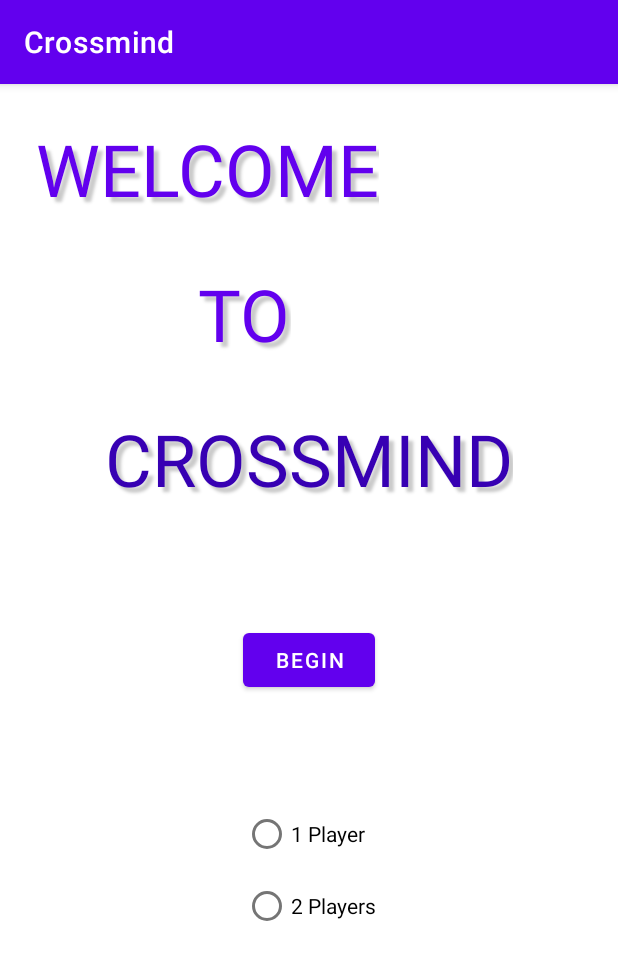
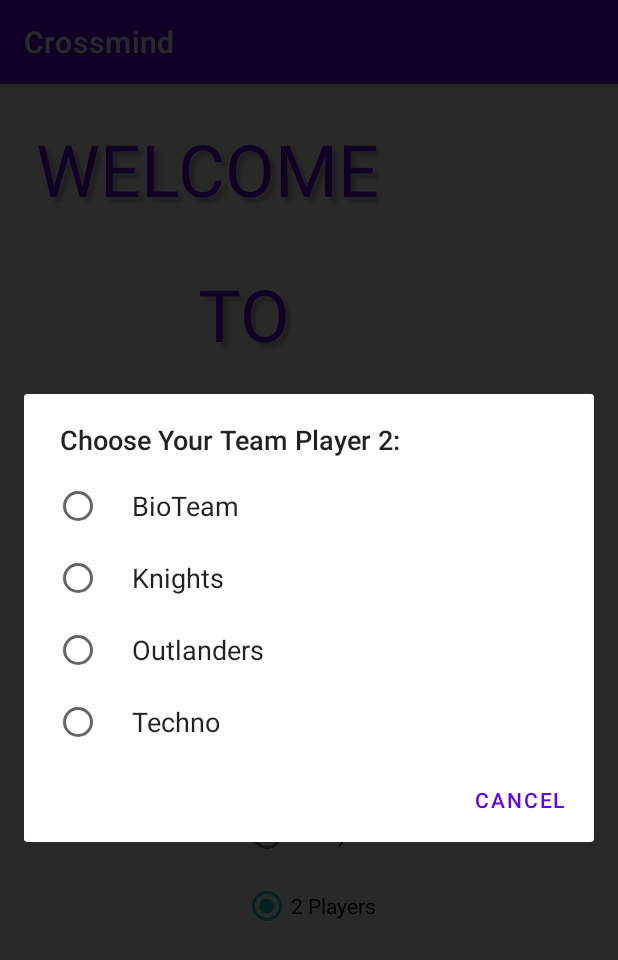
Before and after one commit to JgS0615/Crossmind_Official-Release, an Android app: the screen it shows after launch (MainActivity), after a tap on "BEGIN", on a phone screen of 412 x 824 dp. Shown: the top 960 px of the screen. Run offline under Robolectric (Android 15) with nearby library versions, the phone set to English and light mode, and no system bars.

Commit message:
updated (and pretty much finished) the main screen.

```diff
--- a/app/src/main/java/com/jonesclass/huangstasinos/crossmind/MainActivity.java
+++ b/app/src/main/java/com/jonesclass/huangstasinos/crossmind/MainActivity.java
@@ -1,28 +1,102 @@
 package com.jonesclass.huangstasinos.crossmind;
 
+import androidx.appcompat.app.AlertDialog;
 import androidx.appcompat.app.AppCompatActivity;
 
+import android.content.DialogInterface;
+import android.content.Intent;
 import android.os.Bundle;
+import android.util.Log;
 import android.view.View;
 import android.widget.Button;
+import android.widget.RadioButton;
+import android.widget.RadioGroup;
+import android.widget.Toast;
 
 public class MainActivity extends AppCompatActivity {
 
     Button startButton;
-
+    RadioButton onePlayerButton, twoPlayerButton;
+    AlertDialog.Builder dialogBuilder;
+    boolean twoPlayers = true;
+    final String TAG = "MainActivityTag";
+    String teamChoice;
 
     @Override
     protected void onCreate(Bundle savedInstanceState) {
         super.onCreate(savedInstanceState);
         setContentView(R.layout.activity_main);
 
+        onePlayerButton = findViewById(R.id.radioButton_onePlayer);
+        onePlayerButton.setOnClickListener(new View.OnClickListener() {
+            @Override
+            public void onClick(View v) {
+                twoPlayers = false;
+            }
+        });
+        twoPlayerButton = findViewById(R.id.radioButton_twoPlayers);
+        twoPlayerButton.setOnClickListener(new View.OnClickListener() {
+            @Override
+            public void onClick(View v) {
+                twoPlayers = true;
+            }
+        });
+
         startButton = findViewById(R.id.button_start);
         startButton.setOnClickListener(new View.OnClickListener() {
             @Override
             public void onClick(View v) {
+                Intent startIntent = new Intent(getApplicationContext(), GameActivity.class);
+                if (twoPlayers) {
+                    startIntent.putExtra( "com.jonesclass.huangstasinos.ticTacSmack.TWO_PLAYERS",true);
+                    selectTeamDialog(" Player 1");
+                    startIntent.putExtra("com.jonesclass.huangstasinos.ticTacSmack.TEAM_CHOICE_PLAYER_ONE", teamChoice);
+                    selectTeamDialog(" Player 2");
+                    startIntent.putExtra("com.jonesclass.huangstasinos.ticTacSmack.TEAM_CHOICE_PLAYER_TWO", teamChoice);
+                    Log.d(TAG, "onClick: Sent 2-Player as true, and both Player's team choices");
+                } else {
+                    startIntent.putExtra( "com.jonesclass.huangstasinos.ticTacSmack.TWO_PLAYERS",false);
+                    selectTeamDialog("");
+                    startIntent.putExtra("com.jonesclass.huangstasinos.ticTacSmack.TEAM_CHOICE_PLAYER_ONE", teamChoice);
+                    Log.d(TAG,"onClick: Sent false and choice of team");
 
+                }
             }
         });
 
     }
+
+
+
+    public void selectTeamDialog(String player) {
+        dialogBuilder = new AlertDialog.Builder(this);
+        final String[] TEAM_CHOICES = {"BioTeam","Knights","Outlanders","Techno"};
+        dialogBuilder.setTitle("Choose Your Team" + player + ":");
+        dialogBuilder.setSingleChoiceItems(TEAM_CHOICES, -1, new DialogInterface.OnClickListener() {
+            @Override
+            public void onClick(DialogInterface dialog, int which) {
+                teamChoice = TEAM_CHOICES[which];
+                if(which == 0) {
+                    Toast.makeText(MainActivity.this,"Green Team!", Toast.LENGTH_SHORT).show();
+                } else if(which == 1) {
+                    Toast.makeText(MainActivity.this,"That's Sharp!", Toast.LENGTH_SHORT).show();
+                } else if(which == 2) {
+                    Toast.makeText(MainActivity.this,"Arr, Matey!", Toast.LENGTH_SHORT).show();
+                } else {
+                    Toast.makeText(MainActivity.this,"Beep Boop", Toast.LENGTH_SHORT).show();
+                }
+                startButton.setVisibility(View.VISIBLE);
+                dialog.dismiss();
+            }
+        });
+
+        dialogBuilder.setNegativeButton("Cancel", new DialogInterface.OnClickListener() {
+            @Override
+            public void onClick(DialogInterface dialog, int which) {
+                Toast.makeText(MainActivity.this,"No Team Selected.", Toast.LENGTH_SHORT).show();
+            }
+        });
+        AlertDialog alertDialog = dialogBuilder.create();
+        alertDialog.show();
+    }
 }
--- a/app/src/main/res/layout/activity_main.xml
+++ b/app/src/main/res/layout/activity_main.xml
@@ -84,6 +84,7 @@
             android:id="@+id/radioButton_twoPlayers"
             android:layout_width="match_parent"
             android:layout_height="wrap_content"
+            android:checked="true"
             android:text="@string/twoPlayers" />
 
     </RadioGroup>
```
